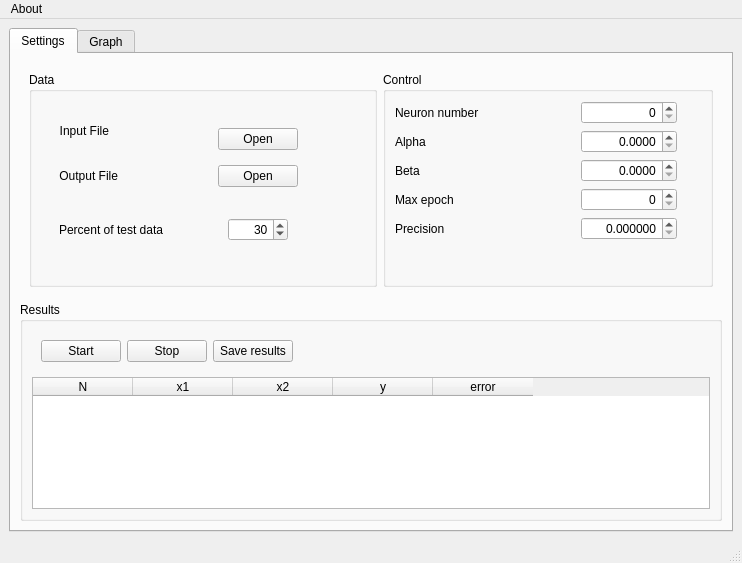
First picture: the form in mainwindow.ui, repository AlexLeSang/ECOHT-ANN, before the edit.
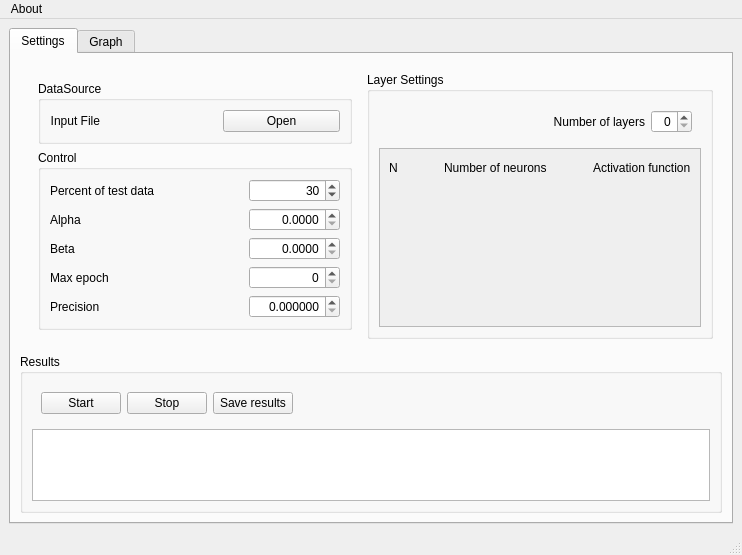
Second picture: the form after the edit. Custom widgets are drawn as their Qt base class.

The edit to the form file:
```diff
--- a/mainwindow.ui
+++ b/mainwindow.ui
@@ -7,7 +7,7 @@
     <x>0</x>
     <y>0</y>
     <width>742</width>
-    <height>563</height>
+    <height>553</height>
    </rect>
   </property>
   <property name="sizePolicy">
@@ -32,78 +32,21 @@
        </attribute>
        <layout class="QVBoxLayout" name="verticalLayout">
         <item>
-         <widget class="QWidget" name="dataControlLayout" native="true">
-          <property name="sizePolicy">
-           <sizepolicy hsizetype="Preferred" vsizetype="Preferred">
-            <horstretch>0</horstretch>
-            <verstretch>0</verstretch>
-           </sizepolicy>
-          </property>
+         <widget class="QWidget" name="horizontalWidget" native="true">
           <layout class="QHBoxLayout" name="horizontalLayout_2">
            <item>
+            <widget class="QWidget" name="verticalWidget" native="true">
+             <layout class="QVBoxLayout" name="verticalLayout_2">
+              <item>
             <widget class="QGroupBox" name="DataBox">
              <property name="toolTip">
               <string>Data Group</string>
              </property>
              <property name="title">
-              <string>Data</string>
-             </property>
-             <layout class="QHBoxLayout" name="horizontalLayout_4">
-              <item>
-               <widget class="QWidget" name="verticalWidget" native="true">
-                <layout class="QVBoxLayout" name="verticalLayout_3">
-                 <item>
-                  <widget class="QWidget" name="dataFormWidget" native="true">
-                   <layout class="QFormLayout" name="formLayout_3">
-                    <property name="fieldGrowthPolicy">
-                     <enum>QFormLayout::ExpandingFieldsGrow</enum>
-                    </property>
-                    <property name="labelAlignment">
-                     <set>Qt::AlignLeading|Qt::AlignLeft|Qt::AlignVCenter</set>
-                    </property>
-                    <item row="0" column="0">
-                     <widget class="QLabel" name="inputLabel">
-                      <property name="toolTip">
-                       <string>Input File</string>
-                      </property>
-                      <property name="text">
-                       <string>Input File</string>
-                      </property>
-                      <property name="alignment">
-                       <set>Qt::AlignRight|Qt::AlignTrailing|Qt::AlignVCenter</set>
-                      </property>
-                     </widget>
-                    </item>
-                    <item row="1" column="0">
-                     <widget class="QLabel" name="outputlabel">
-                      <property name="toolTip">
-                       <string>Output File</string>
-                      </property>
-                      <property name="text">
-                       <string>Output File</string>
-                      </property>
-                      <property name="alignment">
-                       <set>Qt::AlignRight|Qt::AlignTrailing|Qt::AlignVCenter</set>
-                      </property>
-                     </widget>
-                    </item>
-                    <item row="4" column="0">
-                     <widget class="QLabel" name="percentLabel">
-                      <property name="toolTip">
-                       <string>Amount of data that will be used for testing in percents</string>
-                      </property>
-                      <property name="text">
-                       <string>Percent of test data</string>
-                      </property>
-                      <property name="alignment">
-                       <set>Qt::AlignRight|Qt::AlignTrailing|Qt::AlignVCenter</set>
-                      </property>
-                     </widget>
-                    </item>
+                 <string>DataSource</string>
+                </property>
+                <layout class="QGridLayout" name="gridLayout">
                     <item row="0" column="1">
-                     <widget class="QWidget" name="horizontalWidget" native="true">
-                      <layout class="QHBoxLayout" name="horizontalLayout_3">
-                       <item>
                         <spacer name="horizontalSpacer_2">
                          <property name="orientation">
                           <enum>Qt::Horizontal</enum>
@@ -116,7 +59,20 @@
                          </property>
                         </spacer>
                        </item>
-                       <item>
+                 <item row="0" column="0">
+                  <widget class="QLabel" name="inputLabel">
+                   <property name="toolTip">
+                    <string>Input File</string>
+                   </property>
+                   <property name="text">
+                    <string>Input File</string>
+                   </property>
+                   <property name="alignment">
+                    <set>Qt::AlignRight|Qt::AlignTrailing|Qt::AlignVCenter</set>
+                   </property>
+                  </widget>
+                 </item>
+                 <item row="0" column="2">
                         <widget class="QPushButton" name="inputOpenButton">
                          <property name="sizePolicy">
                           <sizepolicy hsizetype="MinimumExpanding" vsizetype="Fixed">
@@ -132,147 +88,7 @@
                          </property>
                         </widget>
                        </item>
-                       <item>
-                        <spacer name="horizontalSpacer_3">
-                         <property name="orientation">
-                          <enum>Qt::Horizontal</enum>
-                         </property>
-                         <property name="sizeHint" stdset="0">
-                          <size>
-                           <width>40</width>
-                           <height>20</height>
-                          </size>
-                         </property>
-                        </spacer>
-                       </item>
-                      </layout>
-                     </widget>
-                    </item>
                     <item row="1" column="1">
-                     <layout class="QHBoxLayout" name="horizontalLayout_9">
-                      <item>
-                       <spacer name="horizontalSpacer_4">
-                        <property name="orientation">
-                         <enum>Qt::Horizontal</enum>
-                        </property>
-                        <property name="sizeHint" stdset="0">
-                         <size>
-                          <width>40</width>
-                          <height>20</height>
-                         </size>
-                        </property>
-                       </spacer>
-                      </item>
-                      <item>
-                       <widget class="QPushButton" name="outputOpenButton">
-                        <property name="sizePolicy">
-                         <sizepolicy hsizetype="MinimumExpanding" vsizetype="Fixed">
-                          <horstretch>0</horstretch>
-                          <verstretch>0</verstretch>
-                         </sizepolicy>
-                        </property>
-                        <property name="toolTip">
-                         <string>Open Output File</string>
-                        </property>
-                        <property name="text">
-                         <string>Open</string>
-                        </property>
-                       </widget>
-                      </item>
-                      <item>
-                       <spacer name="horizontalSpacer_5">
-                        <property name="orientation">
-                         <enum>Qt::Horizontal</enum>
-                        </property>
-                        <property name="sizeHint" stdset="0">
-                         <size>
-                          <width>40</width>
-                          <height>20</height>
-                         </size>
-                        </property>
-                       </spacer>
-                      </item>
-                     </layout>
-                    </item>
-                    <item row="4" column="1">
-                     <layout class="QHBoxLayout" name="horizontalLayout_12">
-                      <item>
-                       <spacer name="horizontalSpacer_6">
-                        <property name="orientation">
-                         <enum>Qt::Horizontal</enum>
-                        </property>
-                        <property name="sizeHint" stdset="0">
-                         <size>
-                          <width>40</width>
-                          <height>20</height>
-                         </size>
-                        </property>
-                       </spacer>
-                      </item>
-                      <item>
-                       <widget class="QSpinBox" name="testDataPercent">
-                        <property name="sizePolicy">
-                         <sizepolicy hsizetype="MinimumExpanding" vsizetype="Fixed">
-                          <horstretch>0</horstretch>
-                          <verstretch>0</verstretch>
-                         </sizepolicy>
-                        </property>
-                        <property name="acceptDrops">
-                         <bool>true</bool>
-                        </property>
-                        <property name="toolTip">
-                         <string>&lt;html&gt;&lt;head/&gt;&lt;body&gt;&lt;p&gt;Amount of data that will be used for testing in percents&lt;/p&gt;&lt;/body&gt;&lt;/html&gt;</string>
-                        </property>
-                        <property name="alignment">
-                         <set>Qt::AlignRight|Qt::AlignTrailing|Qt::AlignVCenter</set>
-                        </property>
-                        <property name="maximum">
-                         <number>100</number>
-                        </property>
-                        <property name="singleStep">
-                         <number>5</number>
-                        </property>
-                        <property name="value">
-                         <number>30</number>
-                        </property>
-                       </widget>
-                      </item>
-                      <item>
-                       <spacer name="horizontalSpacer_7">
-                        <property name="orientation">
-                         <enum>Qt::Horizontal</enum>
-                        </property>
-                        <property name="sizeHint" stdset="0">
-                         <size>
-                          <width>40</width>
-                          <height>20</height>
-                         </size>
-                        </property>
-                       </spacer>
-                      </item>
-                     </layout>
-                    </item>
-                    <item row="2" column="0">
-                     <widget class="Line" name="line">
-                      <property name="orientation">
-                       <enum>Qt::Horizontal</enum>
-                      </property>
-                     </widget>
-                    </item>
-                    <item row="3" column="0">
-                     <spacer name="verticalSpacer">
-                      <property name="orientation">
-                       <enum>Qt::Vertical</enum>
-                      </property>
-                      <property name="sizeHint" stdset="0">
-                       <size>
-                        <width>20</width>
-                        <height>40</height>
-                       </size>
-                      </property>
-                     </spacer>
-                    </item>
-                    <item row="5" column="0">
                      <spacer name="verticalSpacer_2">
                       <property name="orientation">
                        <enum>Qt::Vertical</enum>
@@ -288,12 +104,6 @@
                    </layout>
                   </widget>
                  </item>
-                </layout>
-               </widget>
-              </item>
-             </layout>
-            </widget>
-           </item>
            <item>
             <widget class="QGroupBox" name="ControlBox">
              <property name="toolTip">
@@ -302,148 +112,7 @@
              <property name="title">
               <string>Control</string>
              </property>
-             <layout class="QHBoxLayout" name="horizontalLayout_5">
-              <item>
-               <layout class="QGridLayout" name="gridLayout">
-                <item row="1" column="1">
-                 <spacer name="horizontalSpacer_9">
-                  <property name="orientation">
-                   <enum>Qt::Horizontal</enum>
-                  </property>
-                  <property name="sizeHint" stdset="0">
-                   <size>
-                    <width>40</width>
-                    <height>20</height>
-                   </size>
-                  </property>
-                 </spacer>
-                </item>
-                <item row="1" column="0">
-                 <widget class="QLabel" name="alphaLabel">
-                  <property name="toolTip">
-                   <string>Training coefficient</string>
-                  </property>
-                  <property name="text">
-                   <string>Alpha</string>
-                  </property>
-                 </widget>
-                </item>
-                <item row="2" column="0">
-                 <widget class="QLabel" name="betaLabel">
-                  <property name="toolTip">
-                   <string>Stretch coefficient</string>
-                  </property>
-                  <property name="text">
-                   <string>Beta</string>
-                  </property>
-                 </widget>
-                </item>
-                <item row="2" column="1">
-                 <spacer name="horizontalSpacer_10">
-                  <property name="orientation">
-                   <enum>Qt::Horizontal</enum>
-                  </property>
-                  <property name="sizeHint" stdset="0">
-                   <size>
-                    <width>40</width>
-                    <height>20</height>
-                   </size>
-                  </property>
-                 </spacer>
-                </item>
-                <item row="4" column="1">
-                 <spacer name="horizontalSpacer_12">
-                  <property name="orientation">
-                   <enum>Qt::Horizontal</enum>
-                  </property>
-                  <property name="sizeHint" stdset="0">
-                   <size>
-                    <width>40</width>
-                    <height>20</height>
-                   </size>
-                  </property>
-                 </spacer>
-                </item>
-                <item row="3" column="1">
-                 <spacer name="horizontalSpacer_11">
-                  <property name="orientation">
-                   <enum>Qt::Horizontal</enum>
-                  </property>
-                  <property name="sizeHint" stdset="0">
-                   <size>
-                    <width>40</width>
-                    <height>20</height>
-                   </size>
-                  </property>
-                 </spacer>
-                </item>
-                <item row="0" column="0">
-                 <widget class="QLabel" name="neuronNumberLabel">
-                  <property name="toolTip">
-                   <string>Number of neurons</string>
-                  </property>
-                  <property name="text">
-                   <string>Neuron number</string>
-                  </property>
-                 </widget>
-                </item>
-                <item row="4" column="0">
-                 <widget class="QLabel" name="precisionlabel">
-                  <property name="toolTip">
-                   <string>Precision</string>
-                  </property>
-                  <property name="text">
-                   <string>Precision</string>
-                  </property>
-                 </widget>
-                </item>
-                <item row="3" column="2">
-                 <widget class="QSpinBox" name="maxEpoch">
-                  <property name="sizePolicy">
-                   <sizepolicy hsizetype="MinimumExpanding" vsizetype="Fixed">
-                    <horstretch>0</horstretch>
-                    <verstretch>0</verstretch>
-                   </sizepolicy>
-                  </property>
-                  <property name="toolTip">
-                   <string>Maximim number of epochs</string>
-                  </property>
-                  <property name="alignment">
-                   <set>Qt::AlignRight|Qt::AlignTrailing|Qt::AlignVCenter</set>
-                  </property>
-                  <property name="maximum">
-                   <number>1000000</number>
-                  </property>
-                  <property name="singleStep">
-                   <number>50</number>
-                  </property>
-                 </widget>
-                </item>
-                <item row="2" column="2">
-                 <widget class="QDoubleSpinBox" name="betaCoef">
-                  <property name="sizePolicy">
-                   <sizepolicy hsizetype="MinimumExpanding" vsizetype="Fixed">
-                    <horstretch>0</horstretch>
-                    <verstretch>0</verstretch>
-                   </sizepolicy>
-                  </property>
-                  <property name="toolTip">
-                   <string>Stretch coefficient</string>
-                  </property>
-                  <property name="alignment">
-                   <set>Qt::AlignRight|Qt::AlignTrailing|Qt::AlignVCenter</set>
-                  </property>
-                  <property name="decimals">
-                   <number>4</number>
-                  </property>
-                  <property name="maximum">
-                   <double>1.000000000000000</double>
-                  </property>
-                  <property name="singleStep">
-                   <double>0.000100000000000</double>
-                  </property>
-                 </widget>
-                </item>
+                <layout class="QGridLayout" name="gridLayout_2">
                 <item row="3" column="0">
                  <widget class="QLabel" name="maxEpochlabel">
                   <property name="toolTip">
@@ -454,20 +123,91 @@
                   </property>
                  </widget>
                 </item>
-                <item row="0" column="1">
-                 <spacer name="horizontalSpacer_8">
-                  <property name="orientation">
-                   <enum>Qt::Horizontal</enum>
-                  </property>
-                  <property name="sizeHint" stdset="0">
-                   <size>
-                    <width>40</width>
-                    <height>20</height>
-                   </size>
-                  </property>
-                 </spacer>
+                 <item row="1" column="3">
+                  <widget class="QDoubleSpinBox" name="alphaCoef">
+                   <property name="sizePolicy">
+                    <sizepolicy hsizetype="MinimumExpanding" vsizetype="Fixed">
+                     <horstretch>0</horstretch>
+                     <verstretch>0</verstretch>
+                    </sizepolicy>
+                   </property>
+                   <property name="toolTip">
+                    <string>Training coefficient</string>
+                   </property>
+                   <property name="alignment">
+                    <set>Qt::AlignRight|Qt::AlignTrailing|Qt::AlignVCenter</set>
+                   </property>
+                   <property name="decimals">
+                    <number>4</number>
+                   </property>
+                   <property name="maximum">
+                    <double>1.000000000000000</double>
+                   </property>
+                   <property name="singleStep">
+                    <double>0.000100000000000</double>
+                   </property>
+                  </widget>
+                 </item>
+                 <item row="4" column="0">
+                  <widget class="QLabel" name="precisionlabel">
+                   <property name="toolTip">
+                    <string>Precision</string>
+                   </property>
+                   <property name="text">
+                    <string>Precision</string>
+                   </property>
+                  </widget>
                 </item>
                 <item row="4" column="2">
+                  <spacer name="horizontalSpacer_12">
+                   <property name="orientation">
+                    <enum>Qt::Horizontal</enum>
+                   </property>
+                   <property name="sizeHint" stdset="0">
+                    <size>
+                     <width>40</width>
+                     <height>20</height>
+                    </size>
+                   </property>
+                  </spacer>
+                 </item>
+                 <item row="3" column="2">
+                  <spacer name="horizontalSpacer_11">
+                   <property name="orientation">
+                    <enum>Qt::Horizontal</enum>
+                   </property>
+                   <property name="sizeHint" stdset="0">
+                    <size>
+                     <width>40</width>
+                     <height>20</height>
+                    </size>
+                   </property>
+                  </spacer>
+                 </item>
+                 <item row="0" column="0">
+                  <widget class="QLabel" name="percentLabel">
+                   <property name="toolTip">
+                    <string>Amount of data that will be used for testing in percents</string>
+                   </property>
+                   <property name="text">
+                    <string>Percent of test data</string>
+                   </property>
+                   <property name="alignment">
+                    <set>Qt::AlignRight|Qt::AlignTrailing|Qt::AlignVCenter</set>
+                   </property>
+                  </widget>
+                 </item>
+                 <item row="2" column="0">
+                  <widget class="QLabel" name="betaLabel">
+                   <property name="toolTip">
+                    <string>Stretch coefficient</string>
+                   </property>
+                   <property name="text">
+                    <string>Beta</string>
+                   </property>
+                  </widget>
+                 </item>
+                 <item row="4" column="3">
                  <widget class="QDoubleSpinBox" name="precision">
                   <property name="sizePolicy">
                    <sizepolicy hsizetype="MinimumExpanding" vsizetype="Fixed">
@@ -493,7 +233,20 @@
                  </widget>
                 </item>
                 <item row="1" column="2">
-                 <widget class="QDoubleSpinBox" name="alphaCoef">
+                  <spacer name="horizontalSpacer_9">
+                   <property name="orientation">
+                    <enum>Qt::Horizontal</enum>
+                   </property>
+                   <property name="sizeHint" stdset="0">
+                    <size>
+                     <width>40</width>
+                     <height>20</height>
+                    </size>
+                   </property>
+                  </spacer>
+                 </item>
+                 <item row="3" column="3">
+                  <widget class="QSpinBox" name="maxEpoch">
                   <property name="sizePolicy">
                    <sizepolicy hsizetype="MinimumExpanding" vsizetype="Fixed">
                     <horstretch>0</horstretch>
@@ -501,7 +254,29 @@
                    </sizepolicy>
                   </property>
                   <property name="toolTip">
-                   <string>Training coefficient</string>
+                    <string>Maximim number of epochs</string>
+                   </property>
+                   <property name="alignment">
+                    <set>Qt::AlignRight|Qt::AlignTrailing|Qt::AlignVCenter</set>
+                   </property>
+                   <property name="maximum">
+                    <number>1000000</number>
+                   </property>
+                   <property name="singleStep">
+                    <number>50</number>
+                   </property>
+                  </widget>
+                 </item>
+                 <item row="2" column="3">
+                  <widget class="QDoubleSpinBox" name="betaCoef">
+                   <property name="sizePolicy">
+                    <sizepolicy hsizetype="MinimumExpanding" vsizetype="Fixed">
+                     <horstretch>0</horstretch>
+                     <verstretch>0</verstretch>
+                    </sizepolicy>
+                   </property>
+                   <property name="toolTip">
+                    <string>Stretch coefficient</string>
                   </property>
                   <property name="alignment">
                    <set>Qt::AlignRight|Qt::AlignTrailing|Qt::AlignVCenter</set>
@@ -517,8 +292,34 @@
                   </property>
                  </widget>
                 </item>
+                 <item row="2" column="2">
+                  <spacer name="horizontalSpacer_10">
+                   <property name="orientation">
+                    <enum>Qt::Horizontal</enum>
+                   </property>
+                   <property name="sizeHint" stdset="0">
+                    <size>
+                     <width>40</width>
+                     <height>20</height>
+                    </size>
+                   </property>
+                  </spacer>
+                 </item>
                 <item row="0" column="2">
-                 <widget class="QSpinBox" name="neuronNumber">
+                  <spacer name="horizontalSpacer_7">
+                   <property name="orientation">
+                    <enum>Qt::Horizontal</enum>
+                   </property>
+                   <property name="sizeHint" stdset="0">
+                    <size>
+                     <width>40</width>
+                     <height>20</height>
+                    </size>
+                   </property>
+                  </spacer>
+                 </item>
+                 <item row="0" column="3">
+                  <widget class="QSpinBox" name="testDataPercent">
                   <property name="sizePolicy">
                    <sizepolicy hsizetype="MinimumExpanding" vsizetype="Fixed">
                     <horstretch>0</horstretch>
@@ -526,61 +327,171 @@
                    </sizepolicy>
                   </property>
                   <property name="toolTip">
+                    <string>&lt;html&gt;&lt;head/&gt;&lt;body&gt;&lt;p&gt;Amount of data that will be used for testing in percents&lt;/p&gt;&lt;/body&gt;&lt;/html&gt;</string>
+                   </property>
+                   <property name="alignment">
+                    <set>Qt::AlignRight|Qt::AlignTrailing|Qt::AlignVCenter</set>
+                   </property>
+                   <property name="maximum">
+                    <number>100</number>
+                   </property>
+                   <property name="singleStep">
+                    <number>5</number>
+                   </property>
+                   <property name="value">
+                    <number>30</number>
+                   </property>
+                  </widget>
+                 </item>
+                 <item row="1" column="0">
+                  <widget class="QLabel" name="alphaLabel">
+                   <property name="toolTip">
+                    <string>Training coefficient</string>
+                   </property>
+                   <property name="text">
+                    <string>Alpha</string>
+                   </property>
+                  </widget>
+                 </item>
+                </layout>
+               </widget>
+              </item>
+             </layout>
+            </widget>
+           </item>
+           <item>
+            <widget class="QGroupBox" name="groupBox">
+             <property name="title">
+              <string>Layer Settings</string>
+             </property>
+             <layout class="QVBoxLayout" name="verticalLayout_4">
+              <item>
+               <widget class="QWidget" name="horizontalWidget_4" native="true">
+                <layout class="QHBoxLayout" name="horizontalLayout_6">
+                 <item>
+                  <spacer name="horizontalSpacer_6">
+                   <property name="orientation">
+                    <enum>Qt::Horizontal</enum>
+                   </property>
+                   <property name="sizeHint" stdset="0">
+                    <size>
+                     <width>40</width>
+                     <height>20</height>
+                    </size>
+                   </property>
+                  </spacer>
+                 </item>
+                 <item>
+                  <widget class="QLabel" name="numberOfLayersLabel">
+                   <property name="text">
+                    <string>Number of layers</string>
+                   </property>
+                   <property name="alignment">
+                    <set>Qt::AlignRight|Qt::AlignTrailing|Qt::AlignVCenter</set>
+                   </property>
+                  </widget>
+                 </item>
+                 <item>
+                  <widget class="QSpinBox" name="numberOfLayers">
+                   <property name="alignment">
+                    <set>Qt::AlignRight|Qt::AlignTrailing|Qt::AlignVCenter</set>
+                   </property>
+                   <property name="minimum">
+                    <number>0</number>
+                   </property>
+                   <property name="maximum">
+                    <number>10</number>
+                   </property>
+                   <property name="value">
+                    <number>0</number>
+                   </property>
+                  </widget>
+                 </item>
+                </layout>
+               </widget>
+              </item>
+              <item>
+               <widget class="QScrollArea" name="scrollArea">
+                <property name="widgetResizable">
+                 <bool>true</bool>
+                </property>
+                <widget class="QWidget" name="scrollAreaWidgetContents">
+                 <property name="geometry">
+                  <rect>
+                   <x>0</x>
+                   <y>0</y>
+                   <width>334</width>
+                   <height>167</height>
+                  </rect>
+                 </property>
+                 <layout class="QVBoxLayout" name="verticalLayout_3">
+                  <item>
+                   <layout class="QGridLayout" name="layersGrid">
+                    <item row="0" column="3">
+                     <spacer name="horizontalSpacer_5">
+                      <property name="orientation">
+                       <enum>Qt::Horizontal</enum>
+                      </property>
+                      <property name="sizeHint" stdset="0">
+                       <size>
+                        <width>40</width>
+                        <height>20</height>
+                       </size>
+                      </property>
+                     </spacer>
+                    </item>
+                    <item row="0" column="0">
+                     <widget class="QLabel" name="nLabel">
+                      <property name="text">
+                       <string>N</string>
+                      </property>
+                     </widget>
+                    </item>
+                    <item row="0" column="2">
+                     <widget class="QLabel" name="numberOfNeuronsLabel">
+                      <property name="text">
                    <string>Number of neurons</string>
                   </property>
-                  <property name="alignment">
-                   <set>Qt::AlignRight|Qt::AlignTrailing|Qt::AlignVCenter</set>
-                  </property>
-                  <property name="maximum">
-                   <number>1000</number>
-                  </property>
-                 </widget>
-                </item>
-                <item row="5" column="1">
-                 <spacer name="verticalSpacer_3">
+                     </widget>
+                    </item>
+                    <item row="0" column="1">
+                     <spacer name="horizontalSpacer_4">
                   <property name="orientation">
-                   <enum>Qt::Vertical</enum>
+                       <enum>Qt::Horizontal</enum>
                   </property>
                   <property name="sizeHint" stdset="0">
                    <size>
-                    <width>20</width>
-                    <height>40</height>
+                        <width>40</width>
+                        <height>20</height>
                    </size>
                   </property>
                  </spacer>
                 </item>
-                <item row="5" column="0">
-                 <spacer name="verticalSpacer_4">
-                  <property name="orientation">
-                   <enum>Qt::Vertical</enum>
-                  </property>
-                  <property name="sizeHint" stdset="0">
-                   <size>
-                    <width>20</width>
-                    <height>40</height>
-                   </size>
-                  </property>
-                 </spacer>
-                </item>
-                <item row="5" column="2">
-                 <spacer name="verticalSpacer_5">
-                  <property name="orientation">
-                   <enum>Qt::Vertical</enum>
-                  </property>
-                  <property name="sizeHint" stdset="0">
-                   <size>
-                    <width>20</width>
-                    <height>40</height>
-                   </size>
-                  </property>
-                 </spacer>
+                    <item row="0" column="4">
+                     <widget class="QLabel" name="activationFunctionLabel">
+                      <property name="text">
+                       <string>Activation function</string>
+                      </property>
+                     </widget>
                 </item>
                </layout>
               </item>
               <item>
-               <widget class="QWidget" name="verticalWidget_2" native="true">
-                <layout class="QVBoxLayout" name="verticalLayout_5"/>
-               </widget>
+                   <spacer name="verticalSpacer">
+                    <property name="orientation">
+                     <enum>Qt::Vertical</enum>
+                    </property>
+                    <property name="sizeHint" stdset="0">
+                     <size>
+                      <width>20</width>
+                      <height>40</height>
+                     </size>
+                    </property>
+                   </spacer>
+                  </item>
+                 </layout>
+                </widget>
+               </widget>
               </item>
              </layout>
             </widget>
@@ -657,43 +568,6 @@
              <property name="toolTip">
               <string>Table of results</string>
              </property>
-             <property name="columnCount">
-              <number>5</number>
-             </property>
-             <attribute name="horizontalHeaderDefaultSectionSize">
-              <number>100</number>
-             </attribute>
-             <attribute name="horizontalHeaderMinimumSectionSize">
-              <number>45</number>
-             </attribute>
-             <attribute name="verticalHeaderDefaultSectionSize">
-              <number>30</number>
-             </attribute>
-             <column>
-              <property name="text">
-               <string>N</string>
-              </property>
-             </column>
-             <column>
-              <property name="text">
-               <string>x1</string>
-              </property>
-             </column>
-             <column>
-              <property name="text">
-               <string>x2</string>
-              </property>
-             </column>
-             <column>
-              <property name="text">
-               <string>y</string>
-              </property>
-             </column>
-             <column>
-              <property name="text">
-               <string>error</string>
-              </property>
-             </column>
             </widget>
            </item>
           </layout>
```
Left out of the diff: 12 changed lines with no effect on the pictures. Lines whose indentation alone changed are shown as unchanged.
